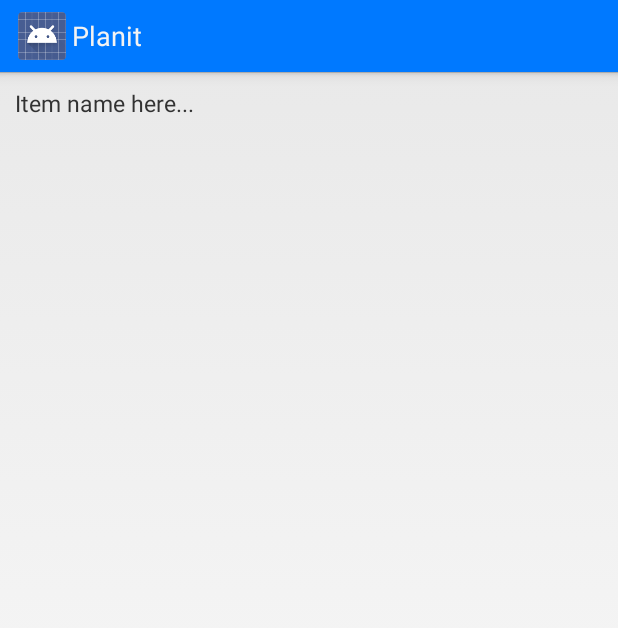
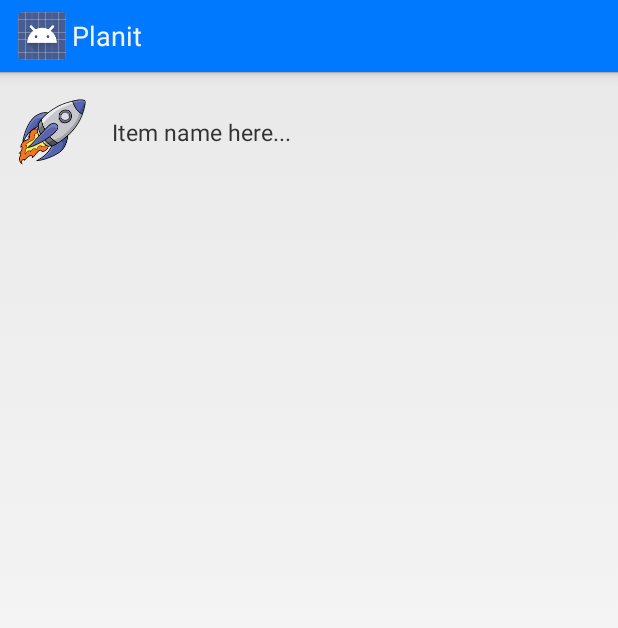
Before and after one commit to a2lin/Planit-Android, an Android app: the layout event_row_item.xml on its own in the app's theme, with its tools: preview values and no code run, on a phone screen of 412 x 824 dp. Shown: the top 628 px of the screen. Run offline under Robolectric (Android 15) with nearby library versions, the phone set to English and light mode, and no system bars.

Commit message:
logo works

```diff
--- a/app/src/main/res/layout/activity_event.xml
+++ b/app/src/main/res/layout/activity_event.xml
@@ -12,7 +12,8 @@
             android:layout_height="wrap_content"
             android:id="@+id/eventDescription"
             android:text="@string/eventDescr"
-            android:textSize="25dp"/>
+            android:textSize="25dp"
+            android:gravity="center"/>
 
         <com.nhaarman.listviewanimations.itemmanipulation.DynamicListView
             android:id="@+id/dynamiclistview"
--- a/app/src/main/res/layout/event_row_item.xml
+++ b/app/src/main/res/layout/event_row_item.xml
@@ -2,13 +2,17 @@
     android:layout_width="fill_parent"
     android:layout_height="fill_parent"
     android:padding="10dp" >
-
     <TextView
         android:id="@+id/eventItem"
         android:layout_width="match_parent"
-        android:layout_height="wrap_content"
+        android:layout_height="50dp"
         android:layout_alignParentTop="true"
+        android:layout_marginTop="5dp"
         android:text="Item name here..."
-        android:textSize="15dp" />
+        android:textSize="15dp"
+        android:drawableLeft="@drawable/plannit"
+        android:drawablePadding="15dp"
+        android:gravity="center_vertical"
+        />
 
 </RelativeLayout>
```
Also changed, not shown: app/src/main/AndroidManifest.xml (+5 -4 lines), app/src/main/java/planit/planit/event/EventAdapter.java (+27 -3 lines).
